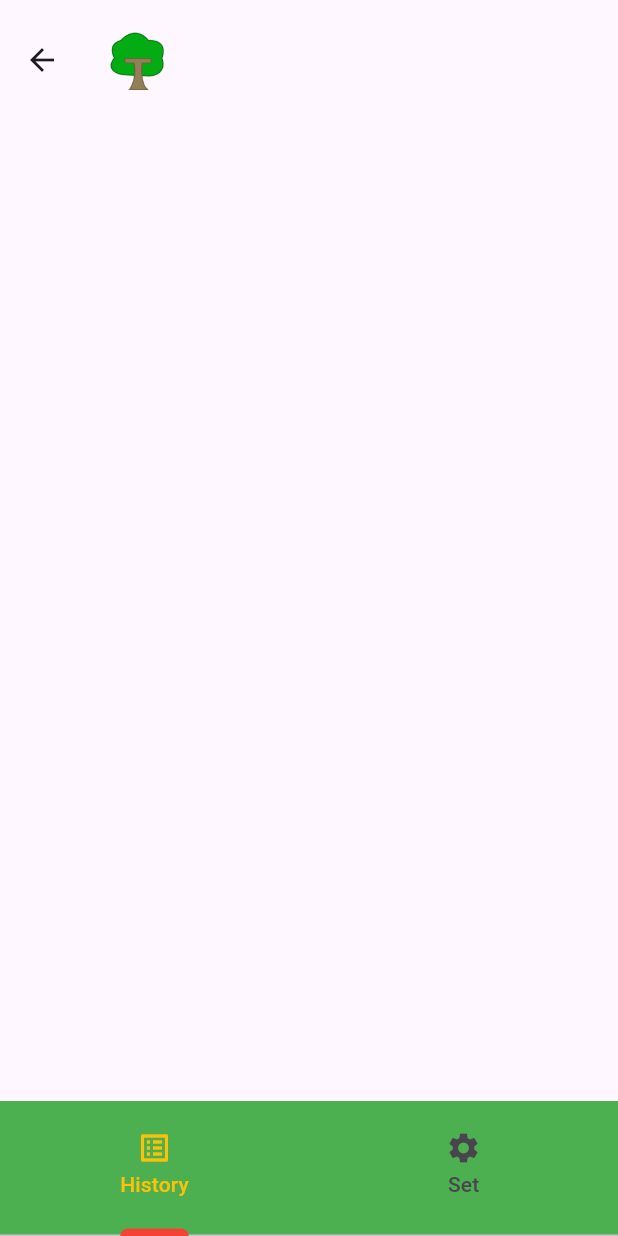
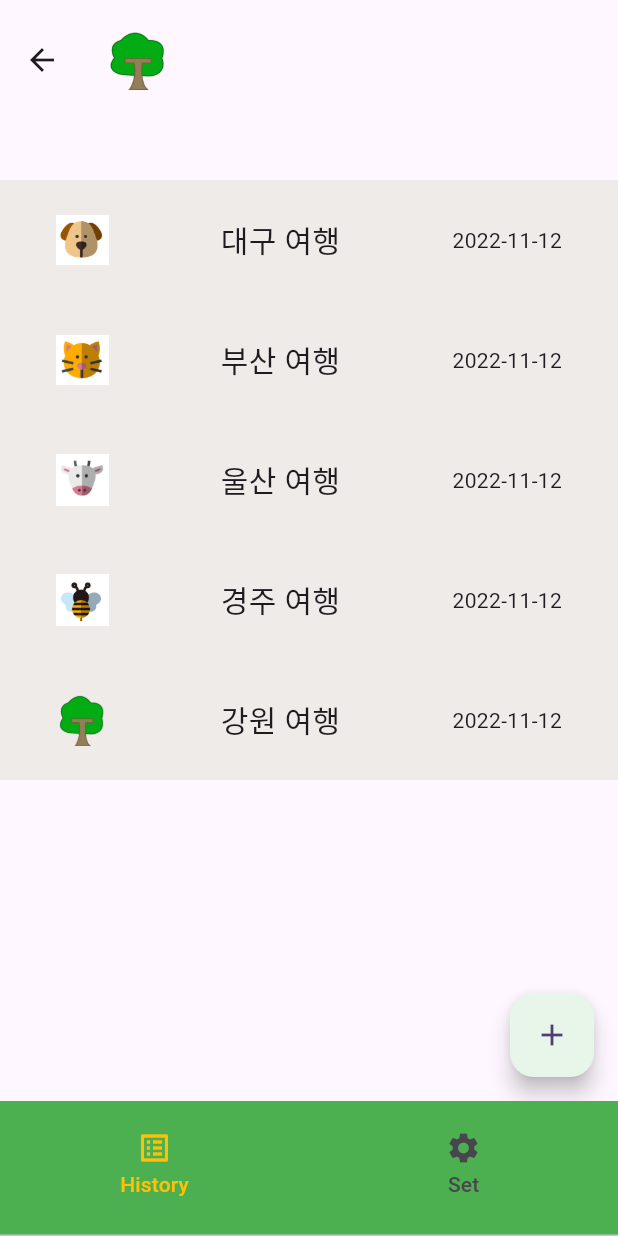
Before and after one commit to likewoody/Tree, a Flutter app: the CommonTabbar screen opened directly, on a phone screen of 412 x 824 dp. Run offline on Flutter 3.47's test engine with Material 3 defaults, Android fonts, the light colour scheme and no system bars; our stand-ins replace get, get_storage, sqflite; accounts and stored records are empty.

Commit message:
tabbar post page list view test

```diff
--- a/tree/lib/view/common/tabbar.dart
+++ b/tree/lib/view/common/tabbar.dart
@@ -1,5 +1,5 @@
 import 'package:flutter/material.dart';
-import 'package:td_app/view/tabbar/historyPage.dart';
+import 'package:td_app/view/tabbar/postPage.dart';
 import 'package:td_app/view/tabbar/settingPage.dart';
 
 class CommonTabbar extends StatefulWidget {
@@ -34,9 +34,9 @@ class _CommonTabbarState extends State<CommonTabbar> with SingleTickerProviderSt
       // ),
       body: TabBarView(
         controller: tabController,
-        children: const [
-          History(),
-          Setting()
+        children: [
+          PostPage(),
+          const Setting()
         ]
       ),
 
@@ -46,7 +46,7 @@ class _CommonTabbarState extends State<CommonTabbar> with SingleTickerProviderSt
         child: TabBar(
           controller: tabController,
           labelColor: Colors.amber,
-          indicatorColor: Colors.red,
+          indicatorColor: Colors.transparent,
           indicatorWeight: 5,
           tabs: const [
             Tab(  // 1번째 탭에 대한 정보
--- a/tree/lib/view/tabbar/historyPage.dart
+++ b/tree/lib/view/post/detail.dart
@@ -1,16 +1,17 @@
 import 'package:flutter/material.dart';
 import 'package:td_app/view/common/appbar.dart';
 
-class History extends StatelessWidget {
-  const History({super.key});
+class Detail extends StatelessWidget {
+  const Detail({super.key});
 
   @override
   Widget build(BuildContext context) {
     return const Scaffold(
       appBar: PreferredSize(
         preferredSize: Size.fromHeight(120),
-        child: CommonAppbar()
+        child: CommonAppbar(),
       ),
+      body: Center(child: Text("detail page"),),
     );
   }
 }
--- /dev/null
+++ b/tree/lib/view/tabbar/postPage.dart
@@ -0,0 +1,78 @@
+import 'package:flutter/material.dart';
+import 'package:get/get.dart';
+import 'package:td_app/view/common/appbar.dart';
+import 'package:td_app/view/post/detail.dart';
+import 'package:td_app/view/write/write.dart';
+
+class PostPage extends StatelessWidget {
+  PostPage({super.key});
+
+  // 데이터만 SQLite를 통해서 받아오면 된다.
+  List<Map> testList = [{"img":"images/dog.png", "content":"대구 여행", "date":"2022-11-12"},
+                      {"img":"images/cat.png", "content":"부산 여행", "date":"2022-11-12"},
+                      {"img":"images/cow.png", "content":"울산 여행", "date":"2022-11-12"},
+                      {"img":"images/bee.png", "content":"경주 여행", "date":"2022-11-12"},
+                      {"img":"images/tree.png", "content":"강원 여행", "date":"2022-11-12"}
+  ];
+
+
+  // ---- View ----
+  Widget bodyView(){
+    return InkWell(
+      onTap: () => Get.to(const Detail()),
+      child: ListView.builder(
+        itemCount: testList.length,
+        itemBuilder: (context, index) {
+          return Container(
+            color: Colors.brown[50],
+            height: 80,
+            child: Center(
+              child: Row(
+                mainAxisAlignment: MainAxisAlignment.spaceAround,
+                children: [
+                  // Padding(
+                    // padding: const EdgeInsets.fromLTRB(40, 0, 80, 0),
+                    Image.asset(
+                      testList[index]["img"],
+                      width: 35,
+                      height: 35,
+                    ),
+                  // ),
+                  Text(
+                    testList[index]["content"],
+                    style: const TextStyle(
+                      fontSize: 20,
+                    ),
+                  ),
+
+                  Text(
+                    testList[index]["date"],
+                    style: const TextStyle(
+                      fontSize: 14
+                    ),
+                  )
+                ],
+              ),
+            ),
+          );
+        },
+      ),
+    );
+  }
+
+  @override
+  Widget build(BuildContext context) {
+    return Scaffold(
+      appBar: const PreferredSize(
+        preferredSize: Size.fromHeight(120),
+        child: CommonAppbar()
+      ),
+      body: bodyView(),
+      floatingActionButton: FloatingActionButton(
+        onPressed: () => Get.to(const Write()),
+        child: const Icon(Icons.add),
+        backgroundColor: Colors.green[50],
+      ),
+    );
+  }
+}
```
Also changed, not shown: tree/lib/vm/database_handler.dart (+27 -0 lines), tree/images/bee.png (added), tree/images/cat.png (added), tree/images/cow.png (added), tree/images/dog.png (added).
